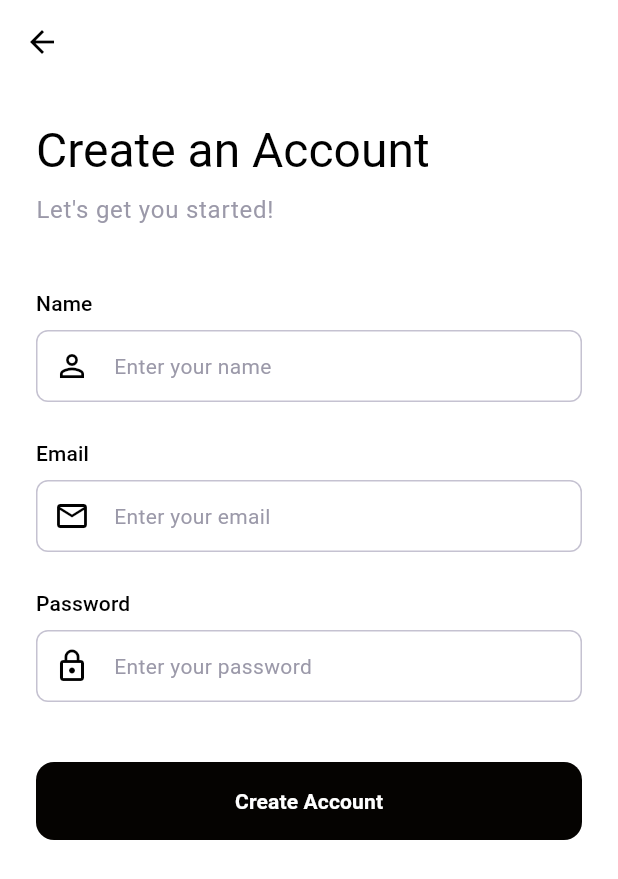
After one commit to AlphaTeam101/Buynuk, a Flutter app: the screen it shows after launch, after a tap on "Sign Up", on a phone screen of 412 x 824 dp. The commit adds this screen. Shown: the top 879 px of the screen. Run offline on Flutter 3.47's test engine with Material 3 defaults, Android fonts, the phone set to English and light mode, and no system bars; our stand-ins replace bloc, bloc_concurrency, dio, equatable, flash, flutter_animate and 11 more; accounts and stored records are empty.

Commit message:
enhance code

```diff
--- a/lib/presentation/auth/login_screen.dart
+++ b/lib/presentation/auth/login_screen.dart
@@ -1,6 +1,7 @@
 
 import 'package:e_commerce/presentation/auth/bloc/login_bloc.dart';
 import 'package:e_commerce/presentation/auth/register_screen.dart';
+import 'package:e_commerce/presentation/design_system/animated_bubbles_background.dart';
 import 'package:e_commerce/presentation/design_system/app_theme.dart';
 import 'package:e_commerce/presentation/main/main_screen.dart';
 import 'package:e_commerce/presentation/widgets/app_button.dart';
@@ -26,7 +27,8 @@ class _LoginScreenState extends State<LoginScreen> {
     final textTheme = theme.textTheme;
 
     return Scaffold(
-      body: SafeArea(
+      body: AnimatedBubblesBackground(
+        child: SafeArea(
           child: BlocConsumer<LoginBloc, LoginState>(
             listener: (context, state) {
               if (state.status == LoginStatus.failure) {
@@ -130,6 +132,7 @@ class _LoginScreenState extends State<LoginScreen> {
             },
           ),
         ),
+      ),
     );
   }
 }
--- a/lib/presentation/auth/register_screen.dart
+++ b/lib/presentation/auth/register_screen.dart
@@ -1,5 +1,6 @@
 
 import 'package:e_commerce/presentation/auth/bloc/register_bloc.dart';
+import 'package:e_commerce/presentation/design_system/animated_bubbles_background.dart';
 import 'package:e_commerce/presentation/design_system/app_theme.dart';
 import 'package:e_commerce/presentation/main/main_screen.dart';
 import 'package:e_commerce/presentation/widgets/app_button.dart';
@@ -26,7 +27,8 @@ class _RegisterScreenState extends State<RegisterScreen> {
 
     return Scaffold(
       appBar: AppBar(),
-      body: SafeArea(
+      body: AnimatedBubblesBackground(
+        child: SafeArea(
           child: BlocProvider(
             create: (context) => RegisterBloc(),
             child: BlocConsumer<RegisterBloc, RegisterState>(
@@ -132,6 +134,7 @@ class _RegisterScreenState extends State<RegisterScreen> {
             ),
           ),
         ),
+      ),
     );
   }
 }
--- /dev/null
+++ b/lib/presentation/design_system/animated_bubbles_background.dart
@@ -0,0 +1,103 @@
+
+import 'package:flutter/material.dart';
+import 'dart:math';
+
+class AnimatedBubblesBackground extends StatefulWidget {
+  final Widget child;
+
+  const AnimatedBubblesBackground({super.key, required this.child});
+
+  @override
+  State<AnimatedBubblesBackground> createState() => _AnimatedBubblesBackgroundState();
+}
+
+class _AnimatedBubblesBackgroundState extends State<AnimatedBubblesBackground> with SingleTickerProviderStateMixin {
+  late AnimationController _controller;
+  late List<Bubble> _bubbles;
+  final int numberOfBubbles = 10;
+
+  @override
+  void initState() {
+    super.initState();
+    _controller = AnimationController(
+      duration: const Duration(seconds: 10),
+      vsync: this,
+    )..repeat();
+
+    _bubbles = List.generate(numberOfBubbles, (index) => Bubble());
+  }
+
+  @override
+  Widget build(BuildContext context) {
+    return AnimatedBuilder(
+      animation: _controller,
+      builder: (context, child) {
+        _updateBubbles();
+        return CustomPaint(
+          painter: BubblesPainter(bubbles: _bubbles),
+          child: widget.child,
+        );
+      },
+      child: widget.child,
+    );
+  }
+
+  void _updateBubbles() {
+    for (var bubble in _bubbles) {
+      bubble.y -= bubble.speed;
+      if (bubble.y < -bubble.size) {
+        bubble.reset(MediaQuery.of(context).size.width, MediaQuery.of(context).size.height);
+      }
+    }
+  }
+
+  @override
+  void dispose() {
+    _controller.dispose();
+    super.dispose();
+  }
+}
+
+class Bubble {
+  late double x;
+  late double y;
+  late double size;
+  late double speed;
+  late Color color;
+  late double opacity;
+
+  Bubble() {
+    reset(0, 0); // Initial reset, will be updated with actual screen size
+  }
+
+  void reset(double screenWidth, double screenHeight) {
+    Random random = Random();
+    x = random.nextDouble() * screenWidth;
+    y = screenHeight + random.nextDouble() * screenHeight; // Start below the screen
+    size = random.nextDouble() * 50 + 20; // Size between 20 and 70
+    speed = random.nextDouble() * 2 + 0.5; // Speed between 0.5 and 2.5
+    color = Colors.white; // Or any color you prefer
+    opacity = random.nextDouble() * 0.5 + 0.2; // Opacity between 0.2 and 0.7
+  }
+}
+
+class BubblesPainter extends CustomPainter {
+  final List<Bubble> bubbles;
+
+  BubblesPainter({required this.bubbles});
+
+  @override
+  void paint(Canvas canvas, Size size) {
+    for (var bubble in bubbles) {
+      final paint = Paint()
+        ..color = bubble.color.withOpacity(bubble.opacity)
+        ..style = PaintingStyle.fill;
+      canvas.drawCircle(Offset(bubble.x, bubble.y), bubble.size / 2, paint);
+    }
+  }
+
+  @override
+  bool shouldRepaint(covariant CustomPainter oldDelegate) {
+    return true;
+  }
+}
```
Lines whose indentation alone changed are shown as unchanged.
